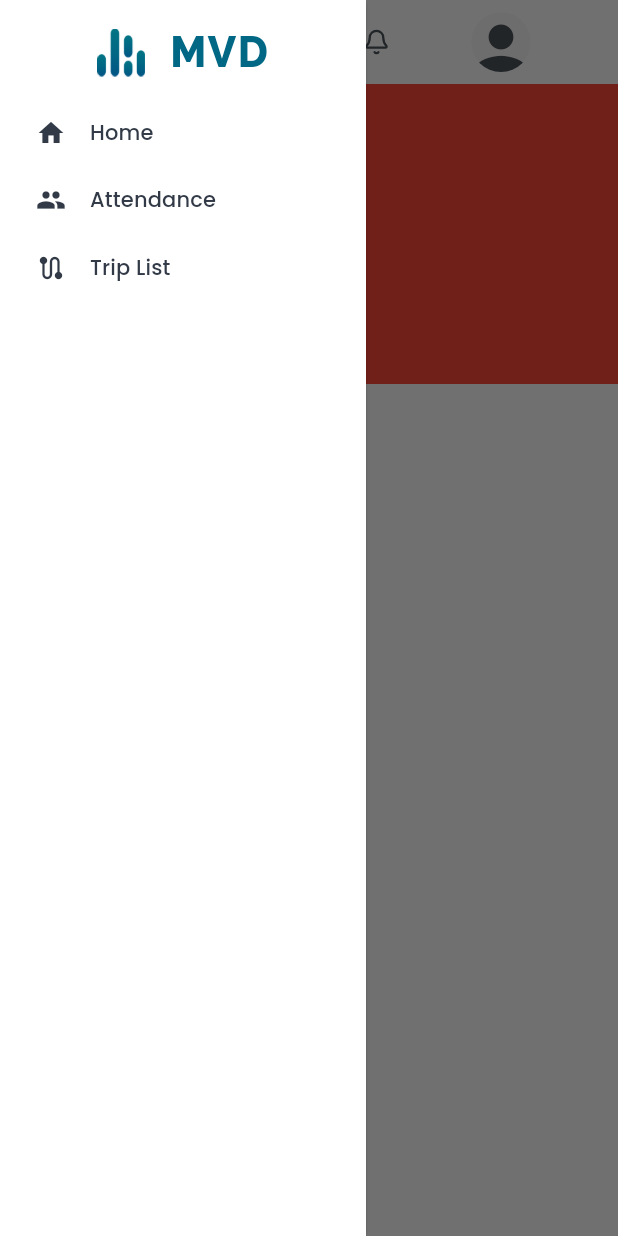
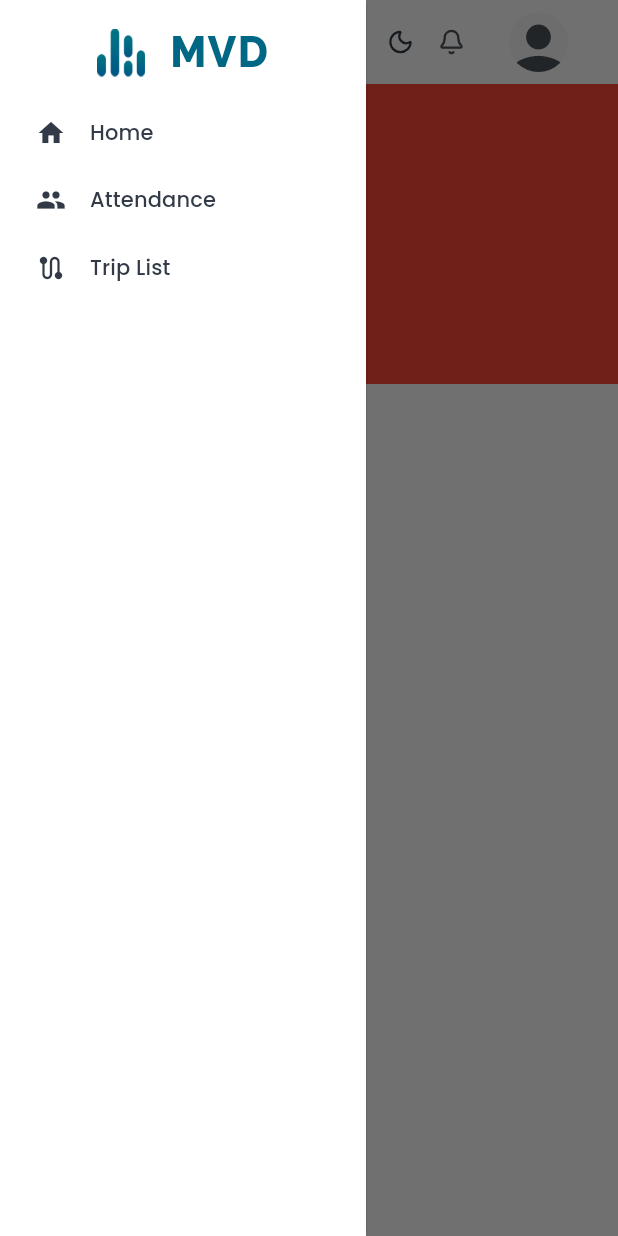
Before and after one commit to MVDFasteners/flutter_project, a Flutter app: the Layout screen opened directly, with the side drawer open, on a phone screen of 412 x 824 dp. Run offline on Flutter 3.47's test engine with Material 3 defaults, Android fonts, the phone set to English and light mode, and no system bars; our stand-ins replace camera, file_picker, fl_chart, flutter_blurhash, flutter_colorpicker, flutter_image_compress and 15 more; missing offline and left inert: flutter_quill; accounts and stored records are empty.

Commit message:
threshHoldMeters = 700 set not 10 meters.

```diff
--- a/lib/controllers/mycontroller/place_list_controller.dart
+++ b/lib/controllers/mycontroller/place_list_controller.dart
@@ -223,7 +223,7 @@ class PlaceListController extends GetxController {
 
     lastLat = lastRoute.latitude;
     lastLong = lastRoute.longitude;
-    double thresholdMeters = 10;
+    double thresholdMeters = 700;
 
     if (lastLat != null &&
         lastLong != null &&
--- a/lib/views/layouts/layout.dart
+++ b/lib/views/layouts/layout.dart
@@ -116,12 +116,12 @@ class Layout extends StatelessWidget {
                 child: loginController.userImage != null
                     ? Image.memory(
                         base64Decode(loginController.userImage!.split(',')[1]),
-                        width: 100, // diameter
+                        width: 50, // diameter
                         height: 100,
-                        fit: BoxFit.cover,
+                        fit: BoxFit.fitHeight,
                       )
                     : Container(
-                        width: 100,
+                        width: 50,
                         height: 100,
                         color: Colors.grey[200],
                         child: Icon(Icons.person, size: 50),
@@ -339,10 +339,11 @@ class Layout extends StatelessWidget {
                       ),
                       MySpacing.width(8),
                       InkWell(
-                         onTap: () {
-                           toastMessage(message: "working");
-                         },
-                          child: MyText.labelMedium("Settings", fontWeight: 600)),
+                        onTap: () {
+                          toastMessage(message: "working");
+                        },
+                        child: MyText.labelMedium("Settings", fontWeight: 600),
+                      ),
                     ],
                   ),
                 ),
```
